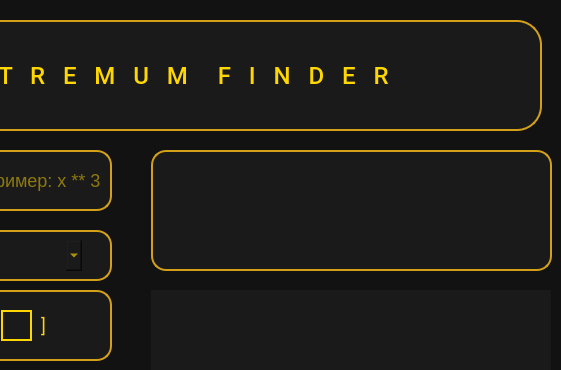
Before: the Qt Designer form extremum.ui in Nickolashaa/ExtremumFinder, drawn with Qt 5; both pictures show x 239 to 800 and y 0 to 370 of the 800 by 600 pixel window.
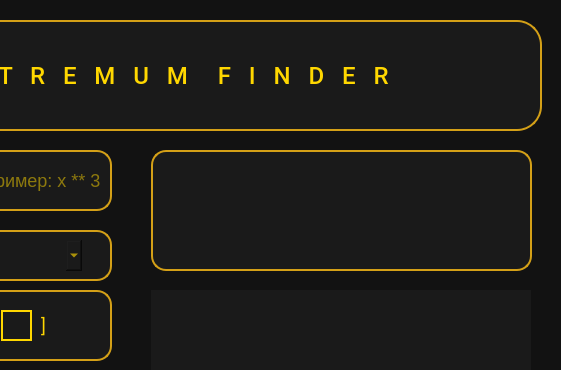
After: the same form once the commit is applied.

Patch:
```diff
--- a/extremum.ui
+++ b/extremum.ui
@@ -71,14 +71,14 @@
      <rect>
       <x>390</x>
       <y>290</y>
-      <width>400</width>
-      <height>300</height>
+      <width>380</width>
+      <height>280</height>
      </rect>
     </property>
     <property name="minimumSize">
      <size>
-      <width>400</width>
-      <height>300</height>
+      <width>0</width>
+      <height>0</height>
      </size>
     </property>
     <property name="maximumSize">
@@ -99,7 +99,7 @@
      <rect>
       <x>390</x>
       <y>150</y>
-      <width>401</width>
+      <width>381</width>
       <height>121</height>
      </rect>
     </property>
```
